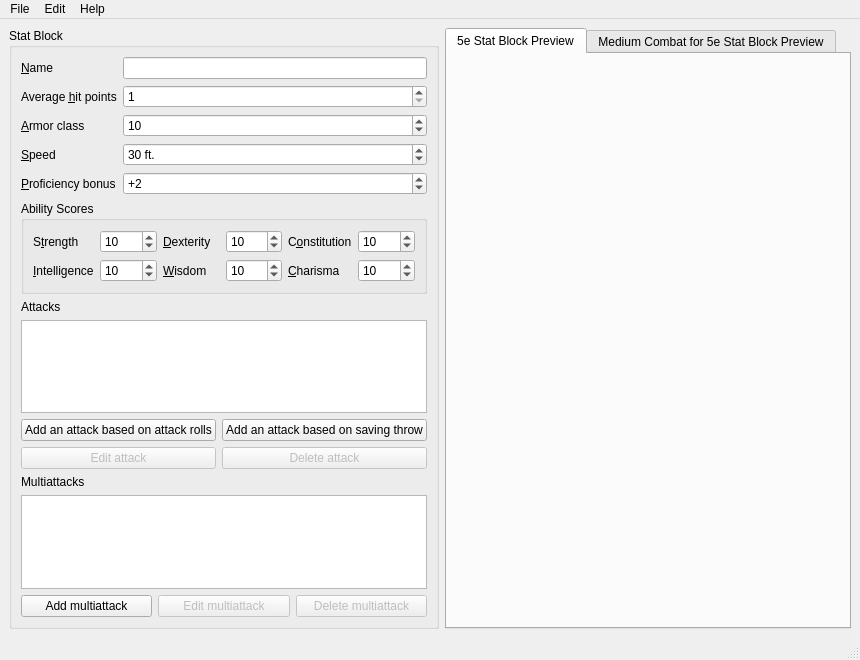
First picture: the form in ui/mainwindow.ui, repository MatteoH2O1999/medium_scale_combat_5e, before the edit.
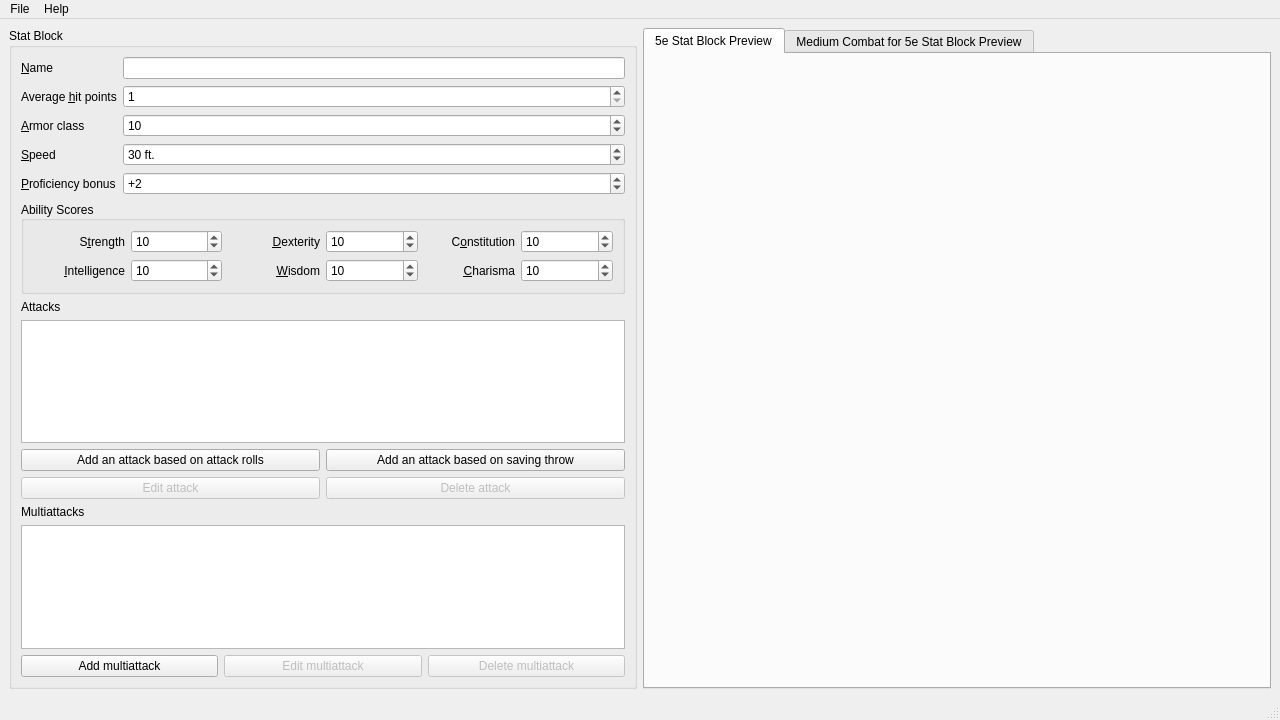
Second picture: the form after the edit. Custom widgets are drawn as their Qt base class.

Commit message: Increase default size and fix ability scores alignment

Diff of the .ui file:
```diff
--- a/ui/mainwindow.ui
+++ b/ui/mainwindow.ui
@@ -6,8 +6,8 @@
    <rect>
     <x>0</x>
     <y>0</y>
-    <width>860</width>
-    <height>660</height>
+    <width>1280</width>
+    <height>720</height>
    </rect>
   </property>
   <property name="windowTitle">
@@ -153,6 +153,9 @@
            <property name="title">
             <string>Ability Scores</string>
            </property>
+           <property name="alignment">
+            <set>Qt::AlignLeading|Qt::AlignLeft|Qt::AlignVCenter</set>
+           </property>
            <property name="flat">
             <bool>false</bool>
            </property>
@@ -213,6 +216,9 @@
               <property name="text">
                <string>&amp;Intelligence</string>
               </property>
+              <property name="alignment">
+               <set>Qt::AlignRight|Qt::AlignTrailing|Qt::AlignVCenter</set>
+              </property>
               <property name="buddy">
                <cstring>intBox</cstring>
               </property>
@@ -223,6 +229,9 @@
               <property name="text">
                <string>&amp;Wisdom</string>
               </property>
+              <property name="alignment">
+               <set>Qt::AlignRight|Qt::AlignTrailing|Qt::AlignVCenter</set>
+              </property>
               <property name="buddy">
                <cstring>wisBox</cstring>
               </property>
@@ -246,6 +255,9 @@
               <property name="text">
                <string>&amp;Dexterity</string>
               </property>
+              <property name="alignment">
+               <set>Qt::AlignRight|Qt::AlignTrailing|Qt::AlignVCenter</set>
+              </property>
               <property name="buddy">
                <cstring>dexBox</cstring>
               </property>
@@ -272,6 +284,9 @@
               <property name="text">
                <string>S&amp;trength</string>
               </property>
+              <property name="alignment">
+               <set>Qt::AlignRight|Qt::AlignTrailing|Qt::AlignVCenter</set>
+              </property>
               <property name="buddy">
                <cstring>strBox</cstring>
               </property>
@@ -282,6 +297,9 @@
               <property name="text">
                <string>&amp;Charisma</string>
               </property>
+              <property name="alignment">
+               <set>Qt::AlignRight|Qt::AlignTrailing|Qt::AlignVCenter</set>
+              </property>
               <property name="buddy">
                <cstring>chaBox</cstring>
               </property>
@@ -305,6 +323,9 @@
               <property name="text">
                <string>C&amp;onstitution</string>
               </property>
+              <property name="alignment">
+               <set>Qt::AlignRight|Qt::AlignTrailing|Qt::AlignVCenter</set>
+              </property>
               <property name="buddy">
                <cstring>conBox</cstring>
               </property>
@@ -476,7 +497,7 @@
     <rect>
      <x>0</x>
      <y>0</y>
-     <width>860</width>
+     <width>1280</width>
      <height>21</height>
     </rect>
    </property>
@@ -496,20 +517,12 @@
     <addaction name="separator"/>
     <addaction name="actionExit"/>
    </widget>
-   <widget class="QMenu" name="menuEdit">
-    <property name="title">
-     <string>Edit</string>
-    </property>
-    <addaction name="actionUndo"/>
-    <addaction name="actionRedo"/>
-   </widget>
    <widget class="QMenu" name="menuHelp">
     <property name="title">
      <string>Help</string>
     </property>
    </widget>
    <addaction name="menuFile"/>
-   <addaction name="menuEdit"/>
    <addaction name="menuHelp"/>
   </widget>
   <widget class="QStatusBar" name="statusbar"/>
```
Left out of the diff: 16 changed lines with no effect on the pictures. The commit also changes 1 other file.
